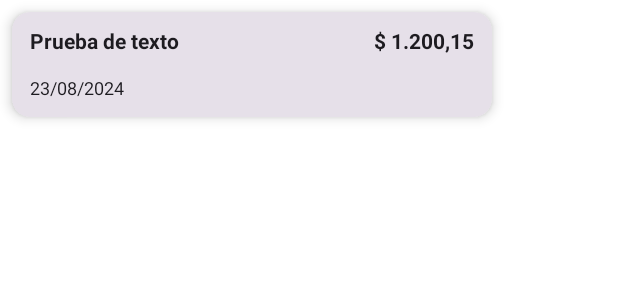
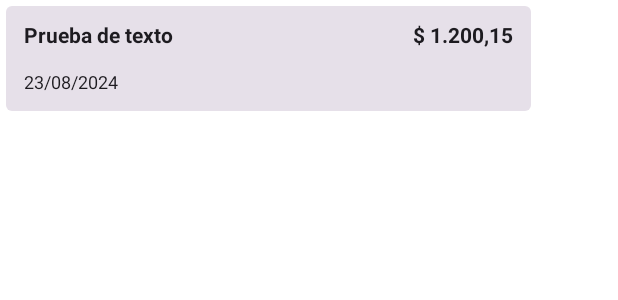
Before and after one commit to eflcabrera/mintdrop, an Android app built with Jetpack Compose: the @Preview function EntryHistoryCardPreview, on a phone screen of 412 x 824 dp. Shown: the top 300 px of the screen. Run offline under Robolectric (Android 15) with nearby library versions, the phone set to English and light mode, and no system bars; our stand-ins replace Room's generated code.

Commit message:
save-exp-db Aplana tarjeta de historial de gastos

```diff
--- a/app/src/main/java/com/eflc/mintdrop/ui/card/EntryHistoryCard.kt
+++ b/app/src/main/java/com/eflc/mintdrop/ui/card/EntryHistoryCard.kt
@@ -38,14 +38,10 @@ fun EntryHistoryCard(
     val amount = format.format(entryHistory.amount)
 
     return Card(
-        shape = MaterialTheme.shapes.medium,
+        shape = MaterialTheme.shapes.extraSmall,
         modifier = modifier
-            .padding(8.dp)
-            .width(320.dp)
-            .shadow(
-                elevation = 5.dp,
-                shape = MaterialTheme.shapes.medium
-            )
+            .padding(4.dp)
+            .width(350.dp)
     ) {
         Row(
             horizontalArrangement = Arrangement.SpaceBetween,
```
Also changed, not shown: app/src/main/res/drawable/users.xml (added, +18 -0 lines).
